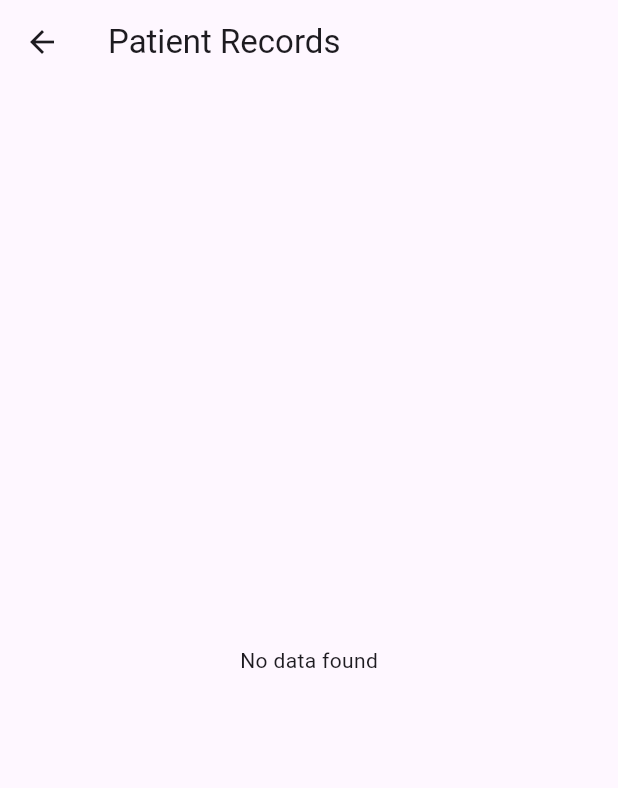
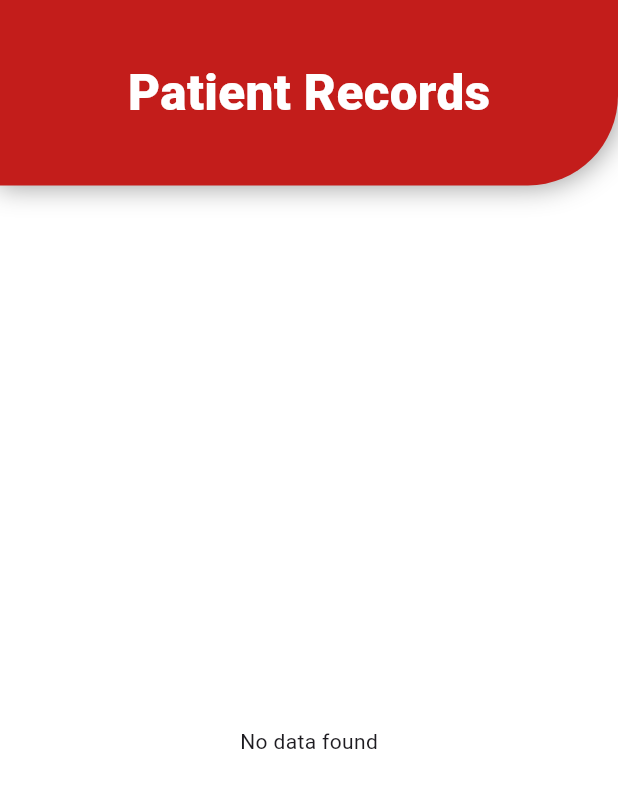
Before and after one commit to Muhammad-Hassan-Developer/HeartPredict, a Flutter app: the screen it shows after launch, after a tap on "Records", on a phone screen of 412 x 824 dp. Shown: the top 788 px of the screen. Run offline on Flutter 3.47's test engine with Material 3 defaults, Android fonts, the phone set to English and light mode, and no system bars; our stand-ins replace firebase_core, firebase_database; accounts and stored records are empty.

Commit message:
patient list ui changes and the header widget made and implement on screens except list screen patient view screen

```diff
--- a/lib/views/patient_records_screen.dart
+++ b/lib/views/patient_records_screen.dart
@@ -3,6 +3,7 @@ import 'dart:developer';
 import 'package:flutter/material.dart';
 import 'package:heart_prediction/views/patient_view_screen.dart';
 import 'package:heart_prediction/views/ui_helper/color.dart';
+import 'package:heart_prediction/views/ui_helper/header.dart';
 
 import '../apis/basic/services/firebase_services.dart';
 
@@ -25,10 +26,17 @@ class _PatientRecordsScreenState extends State<PatientRecordsScreen> {
   TextEditingController searchController=TextEditingController();
   @override
   Widget build(BuildContext context) {
-    return Scaffold(
-      appBar: AppBar(title: const Text('Patient Records')),
+    // Get screen width & height using MediaQuery
+    double screenWidth = MediaQuery.of(context).size.width;
+    double screenHeight = MediaQuery.of(context).size.height;
+
+    return SafeArea(
+      child: Scaffold(
+        backgroundColor: Colors.white,
         body: Column(
           children: [
+            Header(heading: 'Patient Records'),
+            SizedBox(height: screenHeight * 0.05),
             // Add optional search bar here later
             Expanded( // 👈 Moved here
               child: FutureBuilder(
@@ -51,20 +59,19 @@ class _PatientRecordsScreenState extends State<PatientRecordsScreen> {
 
                       return GestureDetector(
                         child: Container(
-                        margin: const EdgeInsets.symmetric(horizontal: 16, vertical: 8),
-                        padding: const EdgeInsets.all(16),
+                          margin: const EdgeInsets.symmetric(horizontal: 16, vertical: 16),
+                          padding: const EdgeInsets.all(8),
                           decoration: BoxDecoration(
                             color: Colors.white,
                             borderRadius: BorderRadius.circular(12),
+                            border: Border.all(color:AppColors.lightRed,width: 3),
                             boxShadow: [
                               BoxShadow(
-                              color: AppColors.lightGreen.withOpacity(0.4),
-                              spreadRadius: 2,
-                              blurRadius: 6,
-                              offset: const Offset(0, 3),
+                                color: Colors.grey.shade500,
+                                blurRadius: 10.0,
+                                spreadRadius: 1.0,
                               ),
                             ],
-                          border: Border.all(color: Colors.blue.shade100),
                           ),
                           child: Column(
                             crossAxisAlignment: CrossAxisAlignment.start,
@@ -72,18 +79,18 @@ class _PatientRecordsScreenState extends State<PatientRecordsScreen> {
                               Text(
                                 'Name: ${formData['Patient Name'] ?? 'Unknown'}',
                                 style: const TextStyle(
-                                color: AppColors.lightGreen,
+                                  color: AppColors.lightRed,
                                   fontSize: 18,
                                   fontWeight: FontWeight.bold,
                                 ),
                               ),
                               const SizedBox(height: 6),
-                            Text('Age: ${formData['Age']}', style: const TextStyle(color: AppColors.lightGreen)),
-                            Text('Sex: ${formData['Sex']}', style: const TextStyle(color: AppColors.lightGreen)),
-                            Text(
-                              'Prediction: $prediction',
-                              style: const TextStyle(color: AppColors.lightGreen, fontWeight: FontWeight.w500),
-                            ),
+                              Text('CNIC: ${formData['CNIC']}', style: const TextStyle(color: AppColors.lightRed)),
+                              // Text('Sex: ${formData['Sex']}', style: const TextStyle(color: AppColors.lightGreen)),
+                              // Text(
+                              //   'Prediction: $prediction',
+                              //   style: const TextStyle(color: AppColors.lightGreen, fontWeight: FontWeight.w500),
+                              // ),
                             ],
                           ),
                         ),
@@ -113,6 +120,7 @@ class _PatientRecordsScreenState extends State<PatientRecordsScreen> {
             ),
           ],
         ),
+      ),
     );
   }
 
--- a/lib/views/ui_helper/common_row.dart
+++ b/lib/views/ui_helper/common_row.dart
@@ -1,4 +1,5 @@
 import 'package:flutter/material.dart';
+import 'package:heart_prediction/views/ui_helper/color.dart';
 class CommonRow extends StatelessWidget {
   final String heading;
   final dynamic value;
@@ -9,8 +10,8 @@ class CommonRow extends StatelessWidget {
     return  Row(
       mainAxisAlignment: MainAxisAlignment.spaceBetween,
       children: [
-         Text(heading,style: TextStyle(fontSize: 15, fontWeight: FontWeight.bold)),
-        Text(value ?? 'N/A',style: TextStyle(fontSize: 15, fontWeight: FontWeight.bold)),
+         Text(heading,style: TextStyle(fontSize: 15, fontWeight: FontWeight.bold,color: AppColors.lightRed)),
+        Text(value ?? 'N/A',style: TextStyle(fontSize: 15, fontWeight: FontWeight.bold,color: AppColors.lightRed)),
       ],
     );
   }
--- /dev/null
+++ b/lib/views/ui_helper/header.dart
@@ -0,0 +1,41 @@
+import 'package:flutter/material.dart';
+
+import 'color.dart';
+class Header extends StatelessWidget {
+  final String heading;
+   const Header({super.key,required this.heading});
+
+  @override
+  Widget build(BuildContext context) {
+    double screenWidth = MediaQuery.of(context).size.width;
+    double screenHeight = MediaQuery.of(context).size.height;
+    return Container(
+      height: screenHeight * 0.15,
+      width: screenWidth * double.infinity,
+      decoration: BoxDecoration(
+        borderRadius: BorderRadius.only(
+          bottomRight: Radius.circular(60), // Only bottom-right corner is rounded
+        ),
+        color: AppColors.lightRed,
+        boxShadow: [
+          BoxShadow(
+            color: Colors.grey.shade500,
+            blurRadius: 15.0,
+            spreadRadius: 1.0,
+          ),
+        ],
+      ),
+
+      child: Center(
+        child: Text(
+          heading,
+          style: TextStyle(
+            color: Colors.white,
+            fontSize: screenWidth * 0.08,
+            fontWeight: FontWeight.w800,
+          ),
+        ),
+      ),
+    );
+  }
+}
--- a/lib/views/welcome_screen.dart
+++ b/lib/views/welcome_screen.dart
@@ -4,6 +4,7 @@ import 'package:flutter/material.dart';
 import 'package:heart_prediction/views/patient_records_screen.dart';
 import 'package:heart_prediction/views/ui_helper/color.dart';
 import 'package:heart_prediction/views/ui_helper/common_button.dart';
+import 'package:heart_prediction/views/ui_helper/header.dart';
 
 import '../apis/basic/services/firebase_services.dart';
 import 'form_screen.dart';
@@ -25,34 +26,7 @@ class WelcomeScreen extends StatelessWidget {
               crossAxisAlignment: CrossAxisAlignment.center,
               children: [
                 // Header Container
-                Container(
-                  height: screenHeight * 0.15,
-                  width: screenWidth * double.infinity,
-                  decoration: BoxDecoration(
-                    borderRadius: BorderRadius.only(
-                      bottomRight: Radius.circular(60), // Only bottom-right corner is rounded
-                    ),
-                    color: AppColors.lightRed,
-                    boxShadow: [
-                      BoxShadow(
-                        color: Colors.grey.shade500,
-                        blurRadius: 15.0,
-                        spreadRadius: 1.0,
-                      ),
-                    ],
-                  ),
-
-                  child: Center(
-                    child: Text(
-                      'Heart Disease Prediction',
-                      style: TextStyle(
-                        color: Colors.white,
-                        fontSize: screenWidth * 0.08,
-                        fontWeight: FontWeight.w800,
-                      ),
-                    ),
-                  ),
-                ),
+                Header(heading: 'Heart Disease Prediction'),
                 SizedBox(height: screenHeight * 0.10), // Dynamic spacing
 
                 // Welcome Text
```
Also changed, not shown: lib/views/form_screen.dart (+2 -28 lines), lib/views/patient_view_screen.dart (+4 -4 lines), lib/views/prediction_screen.dart (+2 -31 lines), 8 other files. Lines whose indentation alone changed are shown as unchanged.
